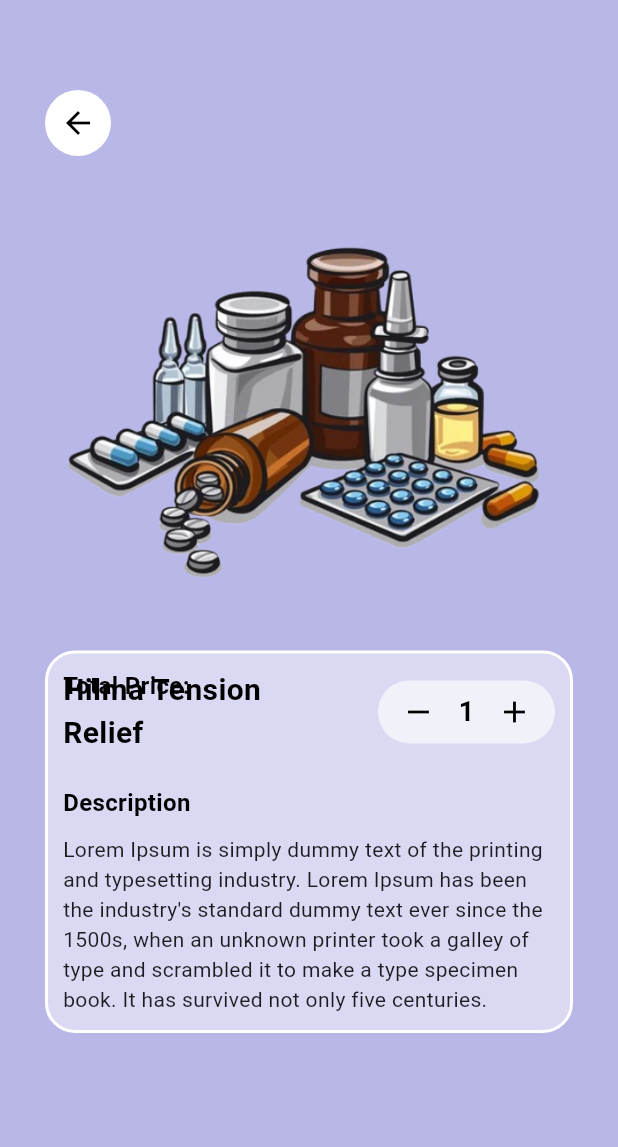
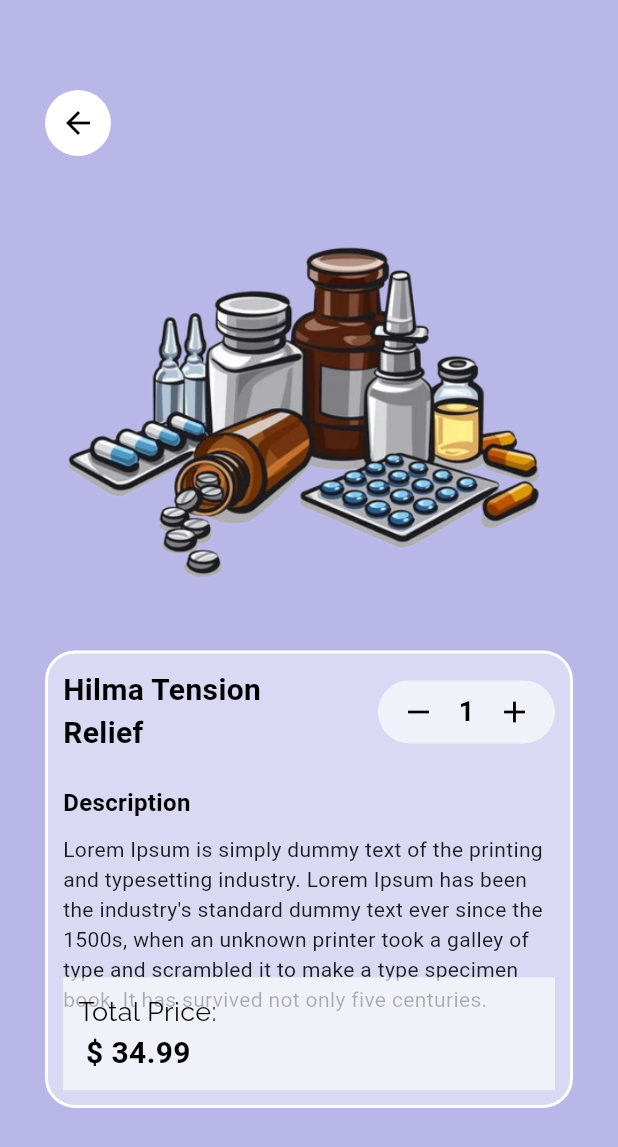
Before and after one commit to Dessie2/pharmacy_app, a Flutter app: the screen it shows after launch, on a phone screen of 412 x 824 dp. Shown: the top 1147 px of the screen. Run offline on Flutter 3.47's test engine with Material 3 defaults, Android fonts, the phone set to English and light mode, and no system bars.

Commit message:
Enhance DetailPage layout by adding total price display and improving styling

```diff
--- a/lib/pages/detail_page.dart
+++ b/lib/pages/detail_page.dart
@@ -63,10 +63,22 @@ class _DetailPageState extends State<DetailPage> {
                  ],
                 ),
                 Container(
+                  padding: EdgeInsets.all(10),
+                  decoration: BoxDecoration(color: const Color.fromARGB(159, 255, 255, 255)),
+                  margin: EdgeInsets.only(top: MediaQuery.of(context).size.height/4),
+                  width: MediaQuery.of(context).size.width,
                     child: Row(children: [
-                        Text("Total Price:", style: AppWidget.headlineTextStyle(16),),
-                    ],
-                    ),
+                        Column(
+                          crossAxisAlignment: CrossAxisAlignment.start,
+                          children: [
+                            Text("Total Price:", style: AppWidget.lightTextStyle(18),),
+                            Text(" \$ 34.99", style: AppWidget.headlineTextStyle(20),),
+                         ],
+                        ),
+                        Container(
+                          decoration: BoxDecoration(color: Colors.blue, borderRadius: BorderRadius.circular(30)),
+                        )
+                      ],),
                 )
             ],
             ),
```
